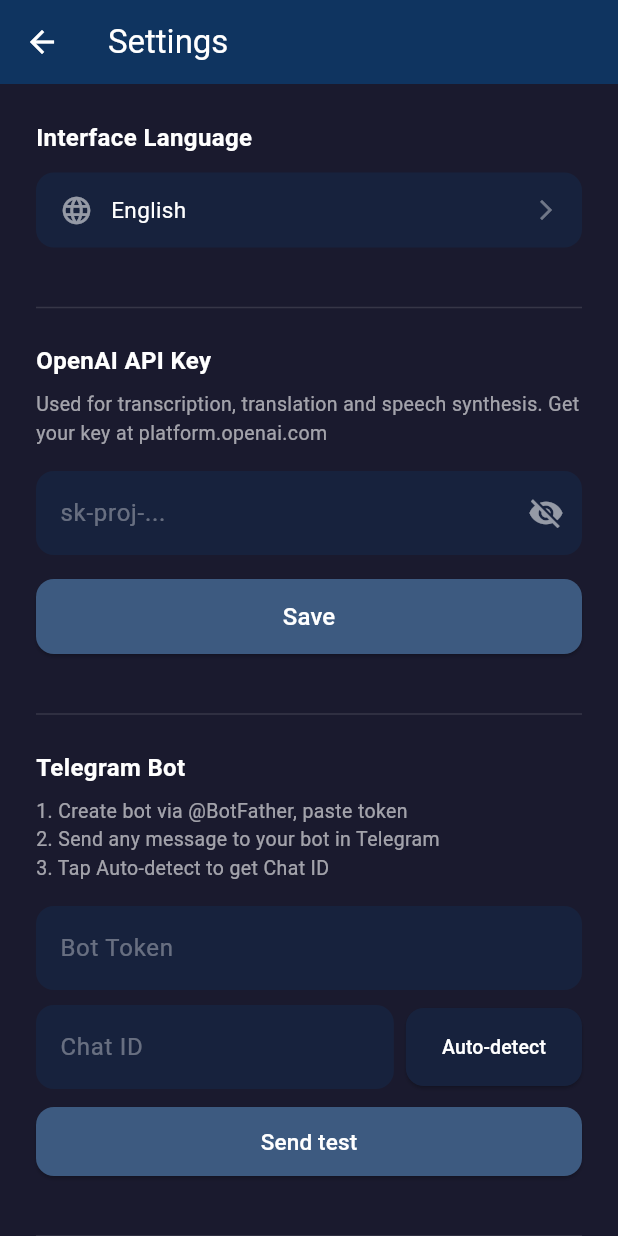
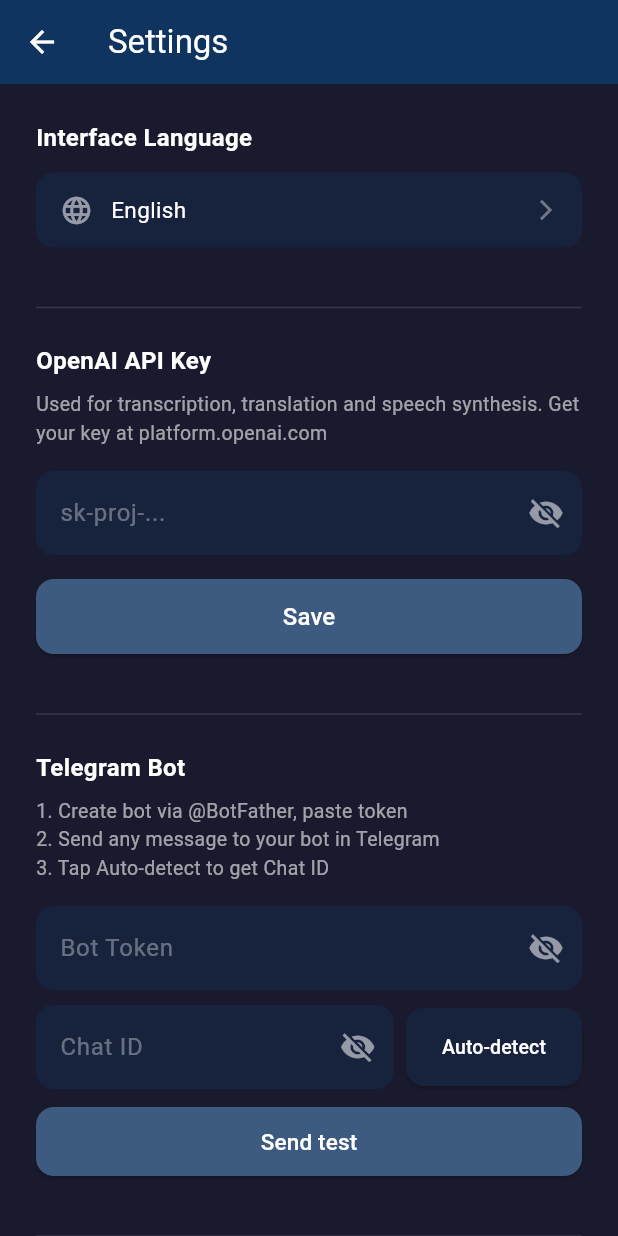
Before and after one commit to GoldenSpade/voice_to_text_flutter, a Flutter app: the SettingsScreen screen opened directly, on a phone screen of 412 x 824 dp. Run offline on Flutter 3.47's test engine with Material 3 defaults, Android fonts, the phone set to English and light mode, and no system bars; our stand-ins replace file_picker, just_audio, permission_handler, share_plus, shared_preferences; missing offline and left inert: receive_sharing_intent, record; accounts and stored records are empty.

Commit message:
Some fixes

```diff
--- a/lib/screens/settings_screen.dart
+++ b/lib/screens/settings_screen.dart
@@ -455,6 +455,8 @@ class _TelegramSection extends StatefulWidget {
 class _TelegramSectionState extends State<_TelegramSection> {
   late TextEditingController _tokenCtrl;
   late TextEditingController _chatIdCtrl;
+  bool _obscureToken = true;
+  bool _obscureChatId = true;
   bool _detecting = false;
   bool _testing = false;
 
@@ -540,6 +542,7 @@ class _TelegramSectionState extends State<_TelegramSection> {
         const SizedBox(height: 16),
         TextField(
           controller: _tokenCtrl,
+          obscureText: _obscureToken,
           style: const TextStyle(color: Colors.white),
           decoration: InputDecoration(
             hintText: 'Bot Token',
@@ -550,6 +553,13 @@ class _TelegramSectionState extends State<_TelegramSection> {
               borderRadius: BorderRadius.circular(12),
               borderSide: BorderSide.none,
             ),
+            suffixIcon: IconButton(
+              icon: Icon(
+                _obscureToken ? Icons.visibility_off : Icons.visibility,
+                color: Colors.white54,
+              ),
+              onPressed: () => setState(() => _obscureToken = !_obscureToken),
+            ),
           ),
         ),
         const SizedBox(height: 10),
@@ -558,6 +568,7 @@ class _TelegramSectionState extends State<_TelegramSection> {
             Expanded(
               child: TextField(
                 controller: _chatIdCtrl,
+                obscureText: _obscureChatId,
                 style: const TextStyle(color: Colors.white),
                 decoration: InputDecoration(
                   hintText: 'Chat ID',
@@ -567,6 +578,14 @@ class _TelegramSectionState extends State<_TelegramSection> {
                   border: OutlineInputBorder(
                     borderRadius: BorderRadius.circular(12),
                     borderSide: BorderSide.none,
+                  ),
+                  suffixIcon: IconButton(
+                    icon: Icon(
+                      _obscureChatId ? Icons.visibility_off : Icons.visibility,
+                      color: Colors.white54,
+                    ),
+                    onPressed: () =>
+                        setState(() => _obscureChatId = !_obscureChatId),
                   ),
                 ),
               ),
```
Also changed, not shown: lib/screens/full_cycle_screen.dart (+6 -12 lines), lib/screens/tts_screen.dart (+3 -4 lines), lib/services/telegram_service.dart (+24 -0 lines).
